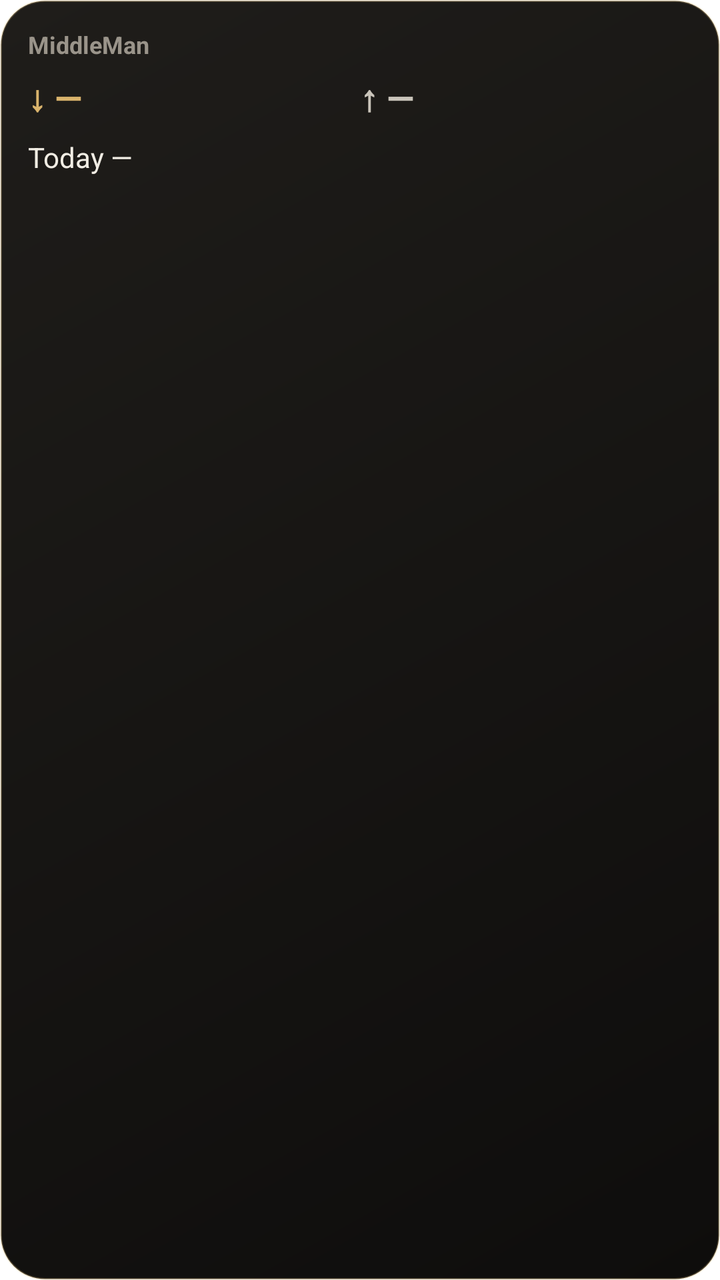
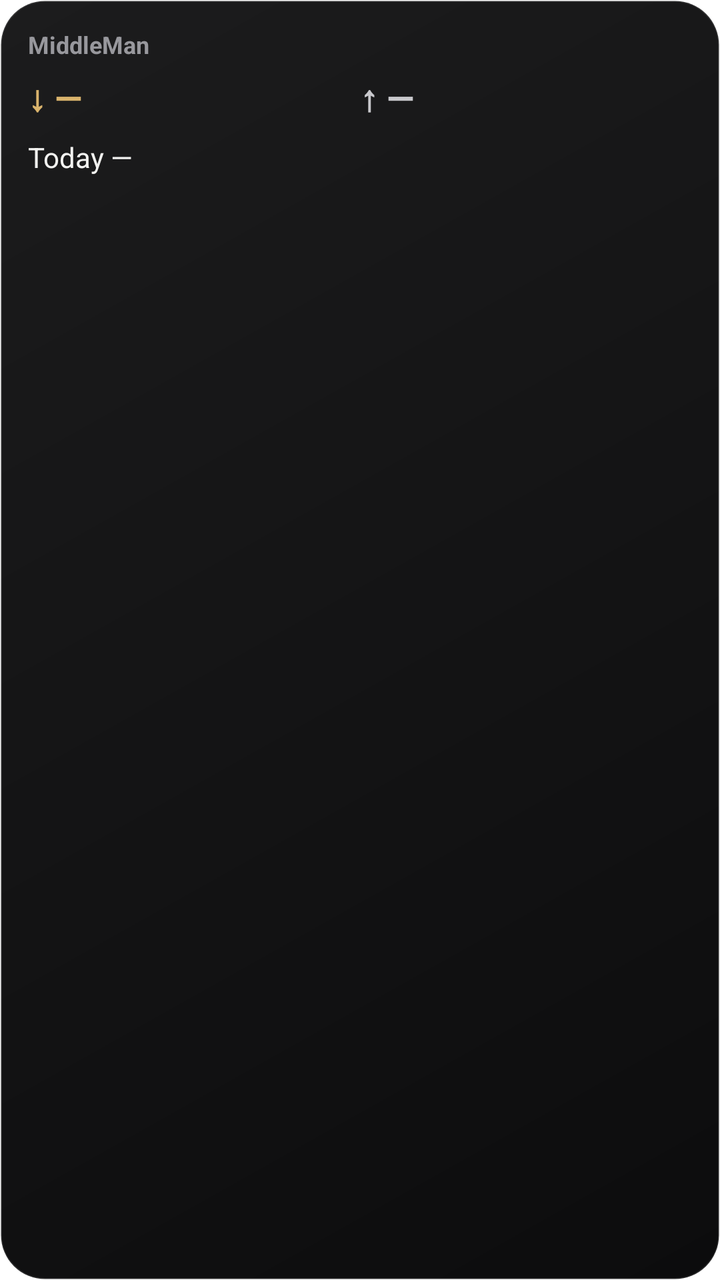

Before-and-after screenshots of an Android layout around one commit, followed by the original layout XML and the change that was made.
<!-- AndroidManifest.xml: fallback theme Theme.MaterialComponents.DayNight.NoActionBar -->
<!-- res/layout/middlelan_widget.xml -->
<?xml version="1.0" encoding="utf-8"?>
<LinearLayout xmlns:android="http://schemas.android.com/apk/res/android"
    android:id="@+id/middlelan_widget_root"
    android:layout_width="match_parent"
    android:layout_height="match_parent"
    android:orientation="vertical"
    android:padding="14dp"
    android:background="@drawable/middlelan_widget_bg">

    <TextView
        android:layout_width="wrap_content"
        android:layout_height="wrap_content"
        android:text="MiddleMan"
        android:textColor="#FF9A948A"
        android:textSize="12sp"
        android:textStyle="bold" />

    <LinearLayout
        android:layout_width="match_parent"
        android:layout_height="wrap_content"
        android:layout_marginTop="6dp"
        android:orientation="horizontal">

        <TextView
            android:id="@+id/middlelan_widget_down"
            android:layout_width="0dp"
            android:layout_height="wrap_content"
            android:layout_weight="1"
            android:text="↓ —"
            android:textColor="#FFD9B36C"
            android:textSize="18sp"
            android:textStyle="bold" />

        <TextView
            android:id="@+id/middlelan_widget_up"
            android:layout_width="0dp"
            android:layout_height="wrap_content"
            android:layout_weight="1"
            android:text="↑ —"
            android:textColor="#FFC9C4BA"
            android:textSize="18sp"
            android:textStyle="bold" />
    </LinearLayout>

    <TextView
        android:id="@+id/middlelan_widget_today"
        android:layout_width="wrap_content"
        android:layout_height="wrap_content"
        android:layout_marginTop="8dp"
        android:text="Today —"
        android:textColor="#FFF1EDE4"
        android:textSize="14sp" />

    <TextView
        android:id="@+id/middlelan_widget_top"
        android:layout_width="wrap_content"
        android:layout_height="wrap_content"
        android:layout_marginTop="2dp"
        android:ellipsize="end"
        android:maxLines="1"
        android:text=""
        android:textColor="#FF9A948A"
        android:textSize="12sp" />
</LinearLayout>
<!-- resources referenced by this layout -->
<resources>
  <!-- drawable middlelan_widget_bg (drawable) -->
  <?xml version="1.0" encoding="utf-8"?>
  <shape xmlns:android="http://schemas.android.com/apk/res/android" android:shape="rectangle">
      <gradient android:angle="315" android:startColor="#FF1F1D1A" android:endColor="#FF0E0D0C" />
      <corners android:radius="22dp" />
      <stroke android:width="1dp" android:color="#40E9C77F" />
  </shape>
</resources>

<!-- the commit's change to res/layout/middlelan_widget.xml (unified diff, before → after) -->
@@ -11,7 +11,7 @@
         android:layout_width="wrap_content"
         android:layout_height="wrap_content"
         android:text="MiddleMan"
-        android:textColor="#FF9A948A"
+        android:textColor="#FF98989D"
         android:textSize="12sp"
         android:textStyle="bold" />
 
@@ -37,7 +37,7 @@
             android:layout_height="wrap_content"
             android:layout_weight="1"
             android:text="↑ —"
-            android:textColor="#FFC9C4BA"
+            android:textColor="#FFC8C8CC"
             android:textSize="18sp"
             android:textStyle="bold" />
     </LinearLayout>
@@ -48,7 +48,7 @@
         android:layout_height="wrap_content"
         android:layout_marginTop="8dp"
         android:text="Today —"
-        android:textColor="#FFF1EDE4"
+        android:textColor="#FFF2F2F0"
         android:textSize="14sp" />
 
     <TextView
@@ -59,6 +59,6 @@
         android:ellipsize="end"
         android:maxLines="1"
         android:text=""
-        android:textColor="#FF9A948A"
+        android:textColor="#FF98989D"
         android:textSize="12sp" />
 </LinearLayout>
<!-- resource entries referenced after the edit -->
@@ -3,9 +3,9 @@
   <!-- drawable middlelan_widget_bg (drawable) -->
   <?xml version="1.0" encoding="utf-8"?>
   <shape xmlns:android="http://schemas.android.com/apk/res/android" android:shape="rectangle">
-      <gradient android:angle="315" android:startColor="#FF1F1D1A" android:endColor="#FF0E0D0C" />
+      <gradient android:angle="315" android:startColor="#FF1C1C1D" android:endColor="#FF0C0C0D" />
       <corners android:radius="22dp" />
-      <stroke android:width="1dp" android:color="#40E9C77F" />
+      <stroke android:width="1dp" android:color="#1FFFFFFF" />
   </shape>
 </resources>
 
